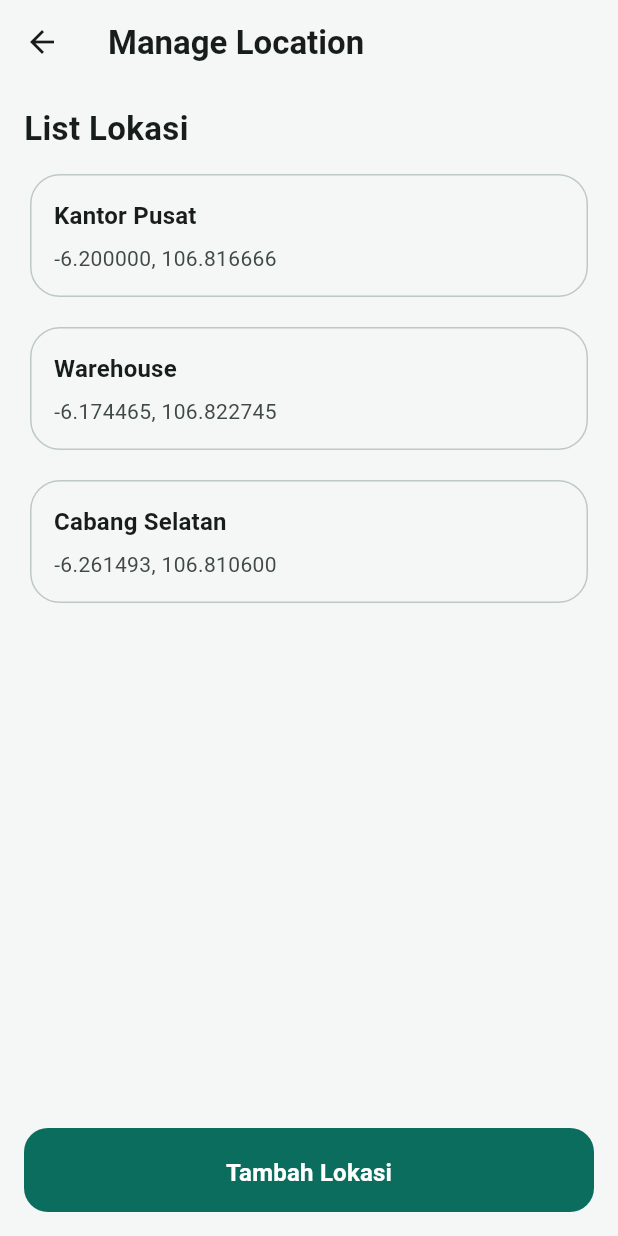
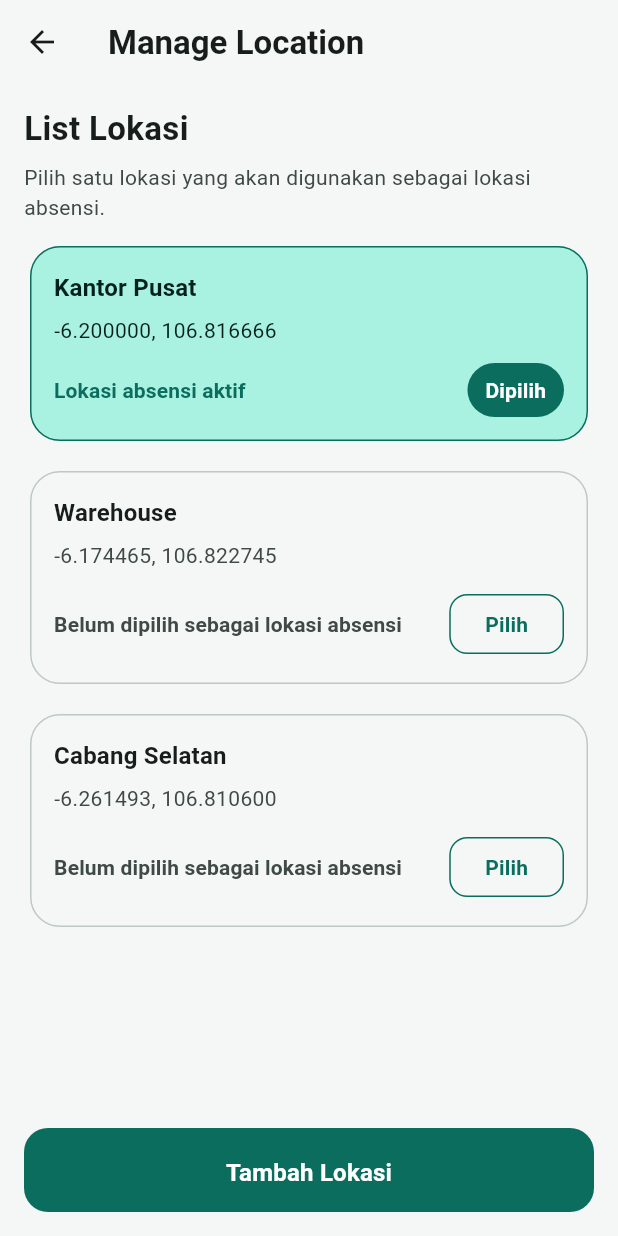
Before and after one commit to alifmaulanarizqi/absensi-geo, a Flutter app: the ManageLocationPage screen opened by its route, on a phone screen of 412 x 824 dp. Run offline on Flutter 3.47's test engine with Material 3 defaults, Android fonts, the phone set to English and light mode, and no system bars; our stand-ins replace floor, permission_handler, sqflite; accounts and stored records are empty; generated files the repository leaves out were written again.

Commit message:
feat: add selected location in manage location screen

```diff
--- a/lib/features/location/presentation/pages/manage_location_page.dart
+++ b/lib/features/location/presentation/pages/manage_location_page.dart
@@ -2,8 +2,15 @@ import 'package:absensigeo/core/theme/app_color_scheme.dart';
 import 'package:absensigeo/core/theme/app_typography.dart';
 import 'package:flutter/material.dart';
 
-class ManageLocationPage extends StatelessWidget {
+class ManageLocationPage extends StatefulWidget {
   const ManageLocationPage({super.key});
+
+  @override
+  State<ManageLocationPage> createState() => _ManageLocationPageState();
+}
+
+class _ManageLocationPageState extends State<ManageLocationPage> {
+  int _selectedLocationId = _locationItems.first.id;
 
   @override
   Widget build(BuildContext context) {
@@ -26,6 +33,13 @@ class ManageLocationPage extends StatelessWidget {
                   color: colorScheme.onSurface,
                 ),
               ),
+              const SizedBox(height: 8),
+              Text(
+                'Pilih satu lokasi yang akan digunakan sebagai lokasi absensi.',
+                style: textTheme.bodyMedium?.copyWith(
+                  color: colorScheme.onSurfaceVariant,
+                ),
+              ),
               const SizedBox(height: 12),
               Expanded(
                 child: ListView.separated(
@@ -33,14 +47,19 @@ class ManageLocationPage extends StatelessWidget {
                   separatorBuilder: (_, __) => const SizedBox(height: 12),
                   itemBuilder: (context, index) {
                     final location = _locationItems[index];
+                    final isSelected = location.id == _selectedLocationId;
 
                     return Card(
-                      color: colorScheme.surface,
+                      color: isSelected
+                          ? colorScheme.primaryContainer
+                          : colorScheme.surface,
                       elevation: 0,
                       shape: RoundedRectangleBorder(
                         borderRadius: BorderRadius.circular(20),
                         side: BorderSide(
-                          color: colorScheme.outlineVariant,
+                          color: isSelected
+                              ? colorScheme.primary
+                              : colorScheme.outlineVariant,
                         ),
                       ),
                       child: Padding(
@@ -51,15 +70,74 @@ class ManageLocationPage extends StatelessWidget {
                             Text(
                               location.name,
                               style: textTheme.titleMedium?.copyWith(
-                                color: colorScheme.onSurface,
+                                color: isSelected
+                                    ? colorScheme.onPrimaryContainer
+                                    : colorScheme.onSurface,
                               ),
                             ),
                             const SizedBox(height: 6),
                             Text(
                               location.coordinate,
                               style: textTheme.bodyMedium?.copyWith(
-                                color: colorScheme.onSurfaceVariant,
+                                color: isSelected
+                                    ? colorScheme.onPrimaryContainer
+                                    : colorScheme.onSurfaceVariant,
                               ),
+                            ),
+                            const SizedBox(height: 12),
+                            Row(
+                              children: [
+                                Expanded(
+                                  child: Text(
+                                    isSelected
+                                        ? 'Lokasi absensi aktif'
+                                        : 'Belum dipilih sebagai lokasi absensi',
+                                    style: textTheme.labelLarge?.copyWith(
+                                      color: isSelected
+                                          ? colorScheme.primary
+                                          : colorScheme.onSurfaceVariant,
+                                    ),
+                                  ),
+                                ),
+                                const SizedBox(width: 12),
+                                isSelected
+                                    ? Container(
+                                        padding: const EdgeInsets.symmetric(
+                                          horizontal: 12,
+                                          vertical: 8,
+                                        ),
+                                        decoration: BoxDecoration(
+                                          color: colorScheme.primary,
+                                          borderRadius: BorderRadius.circular(999),
+                                        ),
+                                        child: Text(
+                                          'Dipilih',
+                                          style: textTheme.labelLarge?.copyWith(
+                                            color: colorScheme.onPrimary,
+                                          ),
+                                        ),
+                                      )
+                                    : OutlinedButton(
+                                        onPressed: () {
+                                          setState(() {
+                                            _selectedLocationId = location.id;
+                                          });
+                                        },
+                                        style: OutlinedButton.styleFrom(
+                                          foregroundColor: colorScheme.primary,
+                                          side: BorderSide(
+                                            color: colorScheme.primary,
+                                          ),
+                                          shape: RoundedRectangleBorder(
+                                            borderRadius:
+                                                BorderRadius.circular(12),
+                                          ),
+                                        ),
+                                        child: const Text(
+                                          'Pilih',
+                                        ),
+                                      ),
+                              ],
                             ),
                           ],
                         ),
@@ -92,24 +170,29 @@ class ManageLocationPage extends StatelessWidget {
 
 class _LocationItem {
   const _LocationItem({
+    required this.id,
     required this.name,
     required this.coordinate,
   });
 
+  final int id;
   final String name;
   final String coordinate;
 }
 
 const List<_LocationItem> _locationItems = [
   _LocationItem(
+    id: 1,
     name: 'Kantor Pusat',
     coordinate: '-6.200000, 106.816666',
   ),
   _LocationItem(
+    id: 2,
     name: 'Warehouse',
     coordinate: '-6.174465, 106.822745',
   ),
   _LocationItem(
+    id: 3,
     name: 'Cabang Selatan',
     coordinate: '-6.261493, 106.810600',
   ),
```
